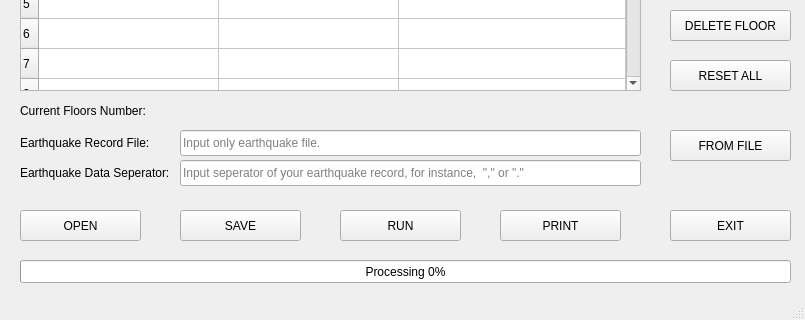
Old version of the form sDynaUi.ui in the repository alitatici/VisualizationOfCodes; both pictures show x 0 to 805 and y 239 to 559 of the 805 by 559 pixel window.
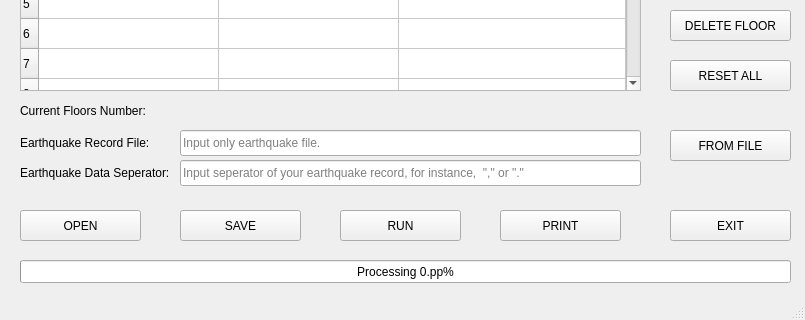
New version of the form. Icons and pictures are not drawn.

What changed in the file:
```diff
--- a/sDynaUi.ui
+++ b/sDynaUi.ui
@@ -1853,7 +1853,7 @@
      <number>0</number>
     </property>
     <property name="format">
-     <string>Processing %p%</string>
+     <string>Processing %p.pp%</string>
     </property>
    </widget>
   </widget>
```
